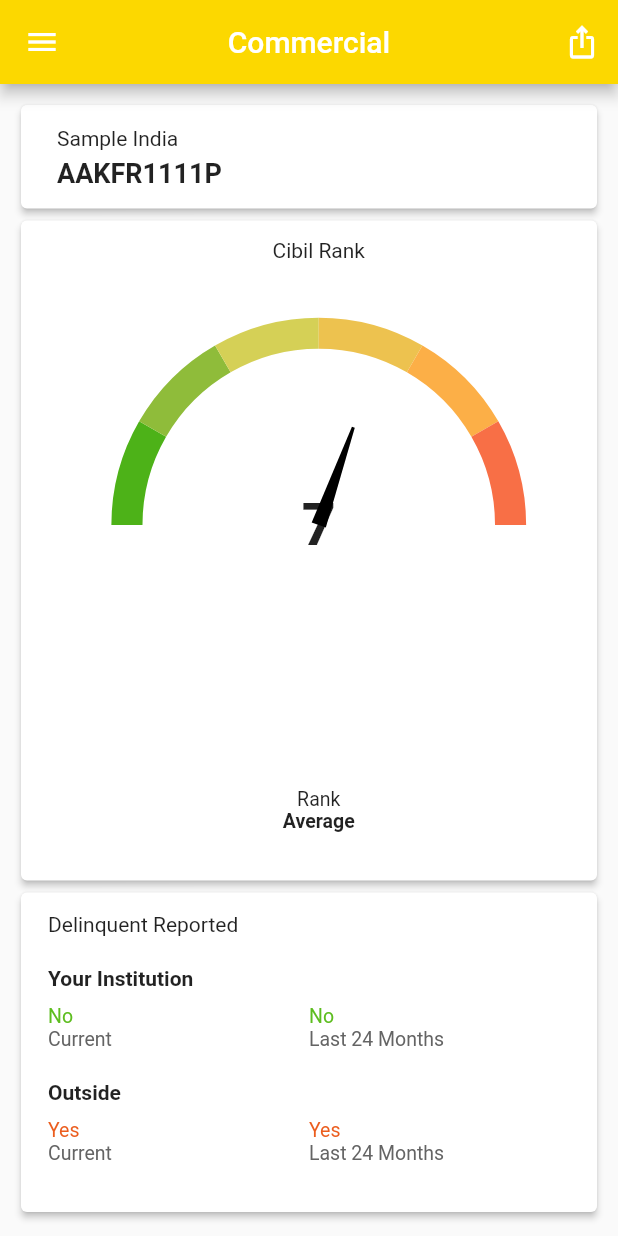
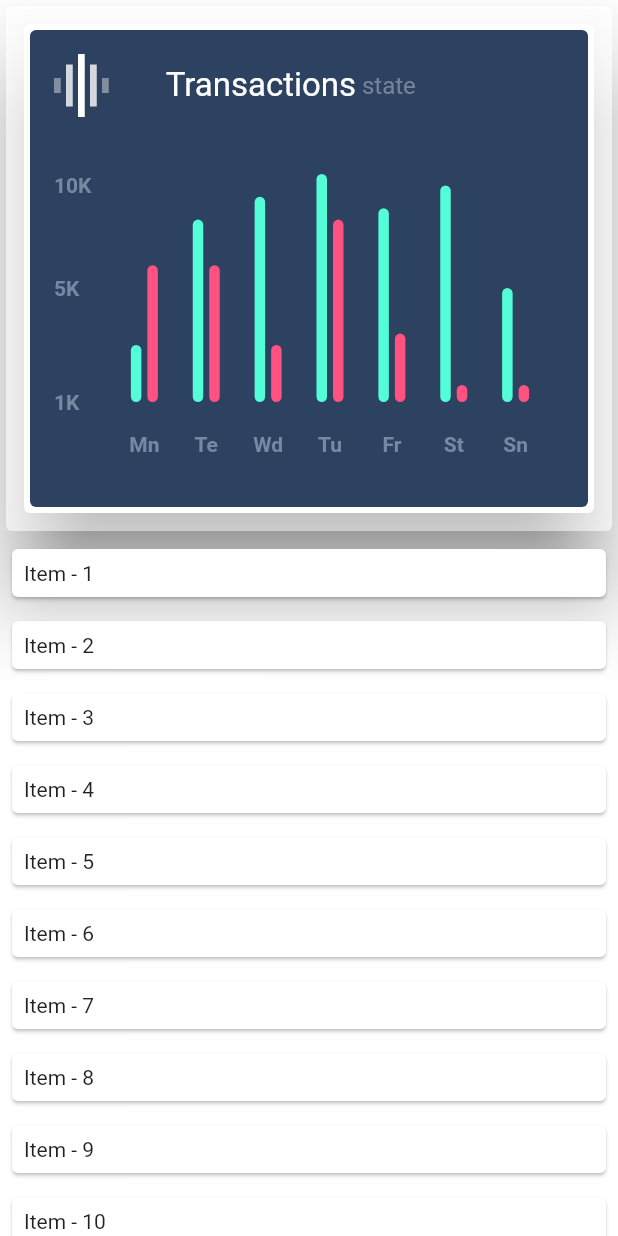
Before and after one commit to ankitch29/flutter_poc, a Flutter app: the screen it shows after launch, after a tap on "Search", after a tap on "Cibil Rank", on a phone screen of 412 x 824 dp. Run offline on Flutter 3.47's test engine with Material 2 defaults, Android fonts, the phone set to English and light mode, and no system bars; drawn by our look-alikes of fl_chart, syncfusion_flutter_gauges; our stand-ins replace get, native_pdf_view; missing offline and left inert: syncfusion_flutter_pdfviewer.

Commit message:
added commercial page as new page.

```diff
--- a/lib/main.dart
+++ b/lib/main.dart
@@ -5,7 +5,6 @@ import 'package:flutter_poc/screens/initial/initial_screen.dart';
 import 'package:flutter_poc/utils/constants.dart';
 import 'package:flutter_poc/utils/ui/scroll_behaviours.dart';
 import 'package:get/get.dart';
-import 'dart:js' as js;
 ///Main entry point this app
 void main() {
   WidgetsFlutterBinding.ensureInitialized();
@@ -26,15 +25,7 @@ void main() {
   );
 
 }
-extension ColorString on Color {
-  String toHexString() {
-    return '#${(value & 0xFFFFFF).toRadixString(16).padLeft(6, '0').toUpperCase()}';
-  }
-}
 
-void setMetaThemeColor(Color color) {
-  js.context.callMethod("setMetaThemeColor", [color.toHexString()]);
-}
 /// Initial widget
 class MyApp extends StatelessWidget {
   const MyApp({Key? key}) : super(key: key);
--- /dev/null
+++ b/lib/screens/commerical/commercial_screen.dart
@@ -0,0 +1,44 @@
+import 'package:flutter/material.dart';
+import 'package:flutter_poc/screens/chart/bar_chart_3.dart';
+import 'package:get/get.dart';
+
+class CommercialScreen extends StatelessWidget {
+  const CommercialScreen({Key? key}) : super(key: key);
+
+  @override
+  Widget build(BuildContext context) {
+    return Column(
+      children: [
+        Card(
+          elevation: 24,
+          child: SizedBox(
+            height: 350,
+            width: Get.width,
+            child: Padding(
+              padding: const EdgeInsets.all(8.0),
+              child: SizedBox(
+                height: 650,
+                width: Get.width,
+                child: const Card(
+                  elevation: 24,
+                  child: BarChartSample2(),
+                ),
+              ),
+            ),
+          ),
+        ),
+        Expanded(child: ListView.builder(
+            itemCount: 100,
+            itemBuilder: (context, index) {
+          return Card(
+            margin: const EdgeInsets.all(8.0),
+            child: Padding(
+              padding: const EdgeInsets.all(8.0),
+              child: Text("Item - ${index + 1}"),
+            ),
+          );
+        }))
+      ],
+    );
+  }
+}
--- a/lib/screens/dashboard/controller/dashboard_menu_controller.dart
+++ b/lib/screens/dashboard/controller/dashboard_menu_controller.dart
@@ -1,5 +1,10 @@
+import 'package:flutter_poc/screens/commerical/commercial_screen.dart';
 import 'package:get/get.dart';
 
 class DashboardMenuController extends GetxController {
   var isVisibleBorrowerData = true.obs;
+
+  void navigateToNewCommercial() {
+    Get.to(() => const CommercialScreen());
+  }
 }
--- a/lib/screens/dashboard/ui/dashboard_home.dart
+++ b/lib/screens/dashboard/ui/dashboard_home.dart
@@ -1,4 +1,5 @@
 import 'package:flutter/material.dart';
+import 'package:flutter_poc/screens/commerical/commercial_screen.dart';
 import 'package:flutter_poc/screens/dashboard/controller/dashboard_home_controller.dart';
 import 'package:flutter_poc/screens/dashboard/ui/dashboard_menu.dart';
 import 'package:flutter_poc/screens/dashboard/ui/mobile_dashboard.dart';
--- a/lib/screens/dashboard/ui/dashboard_menu.dart
+++ b/lib/screens/dashboard/ui/dashboard_menu.dart
@@ -83,7 +83,7 @@ class _DashboardMenuState extends State<DashboardMenu> {
           width: double.maxFinite,
           child: InkWell(
             onTap: () {
-              homeController.updateCurrentMenu(DASHBOARD_MENU.commercial);
+              _dashboardMenuController.navigateToNewCommercial();
             },
             child: Card(
               elevation: 2,
@@ -94,7 +94,6 @@ class _DashboardMenuState extends State<DashboardMenu> {
                     const Text("Cibil Rank",
                         textAlign: TextAlign.left,
                         style: TextStyle(fontSize: 14)),
-
                     _buildRadialTextPointer(),
                     const Text("Rank",
                         textAlign: TextAlign.center,
@@ -582,15 +581,16 @@ class _DashboardMenuState extends State<DashboardMenu> {
             startAngle: 180,
             endAngle: 360,
             minimum: 0,
-            maximum: 120,
+            maximum: 100,
             radiusFactor: 0.79,
             annotations: <GaugeAnnotation>[
               GaugeAnnotation(
-                  angle: 180,
+                positionFactor: 0,
                   widget: Column(
+                    mainAxisAlignment: MainAxisAlignment.start,
                     children: const [
                       Text(
-                        '7',
+                        '5',
                         style: TextStyle(
                             fontSize: 40,
                             fontWeight: FontWeight.bold),
@@ -605,7 +605,7 @@ class _DashboardMenuState extends State<DashboardMenu> {
                   needleEndWidth: 5,
                   needleLength: 0.5,
                   animationDuration: 2000,
-                  value: 73,
+                  value: 50,
                   enableAnimation: true,
                   knobStyle: KnobStyle(knobRadius: 0)),
             ],
@@ -695,7 +695,7 @@ class _DashboardMenuState extends State<DashboardMenu> {
                   value: 75,
                   cornerStyle: CornerStyle.bothCurve,
                   enableAnimation: true,
-                  animationDuration: 1200,
+                  animationDuration: 3000,
                   animationType: AnimationType.ease,
                   sizeUnit: GaugeSizeUnit.factor,
                   color: ColourConstants.progressPercentage,
--- a/lib/screens/dashboard/ui/mobile_dashboard.dart
+++ b/lib/screens/dashboard/ui/mobile_dashboard.dart
@@ -56,7 +56,6 @@ class _DashboardPageState extends State<DashboardPage> {
                   }
                 })
             : Container(),
-        actions: [IconButton(onPressed: () {}, icon: const Icon(Icons.ios_share))],
       ),
       body: MenuSelectedWidget(_homeController),
     );
```
Also changed, not shown: 3 other files.
